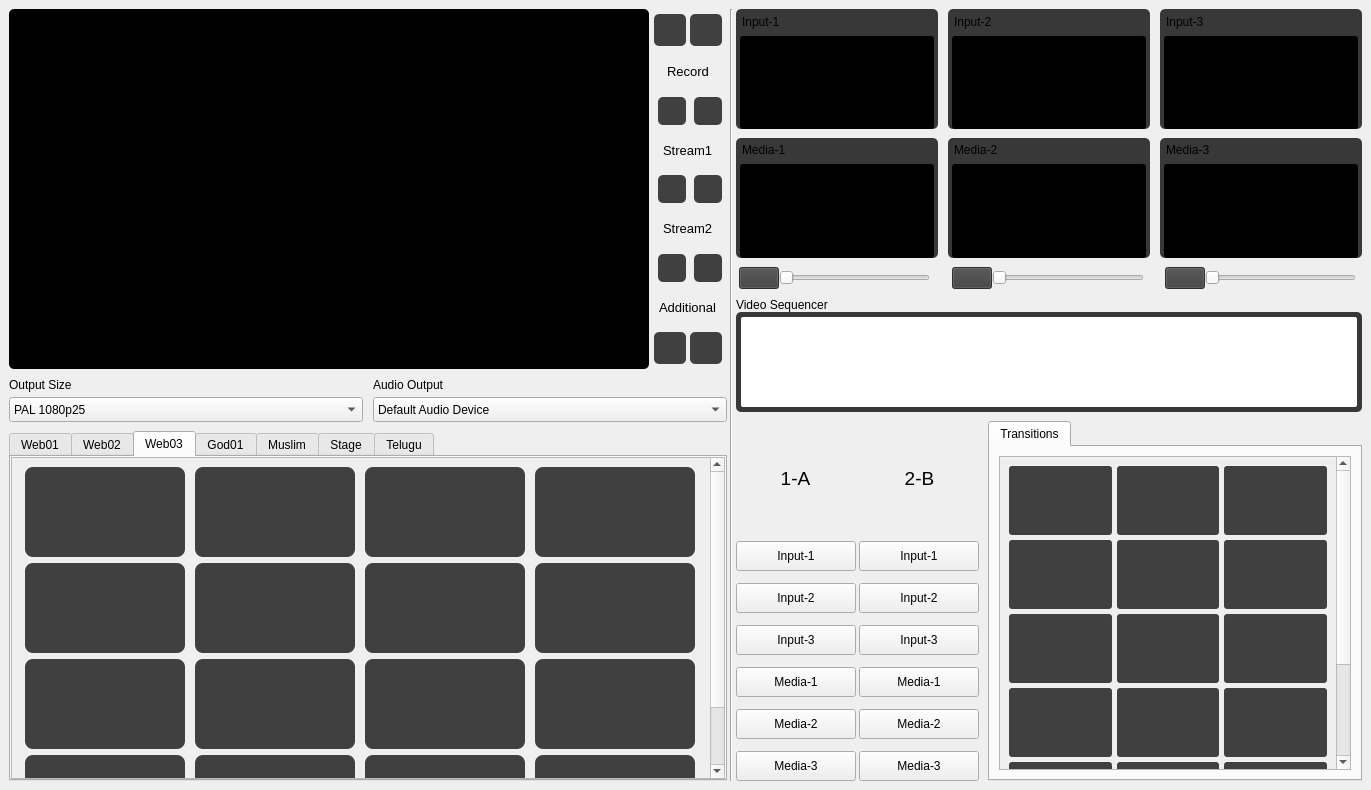
Before: the Qt Designer form All Integrated 3/mainwindow.ui in Rohith-Pavan/Airlive, drawn with Qt 5.
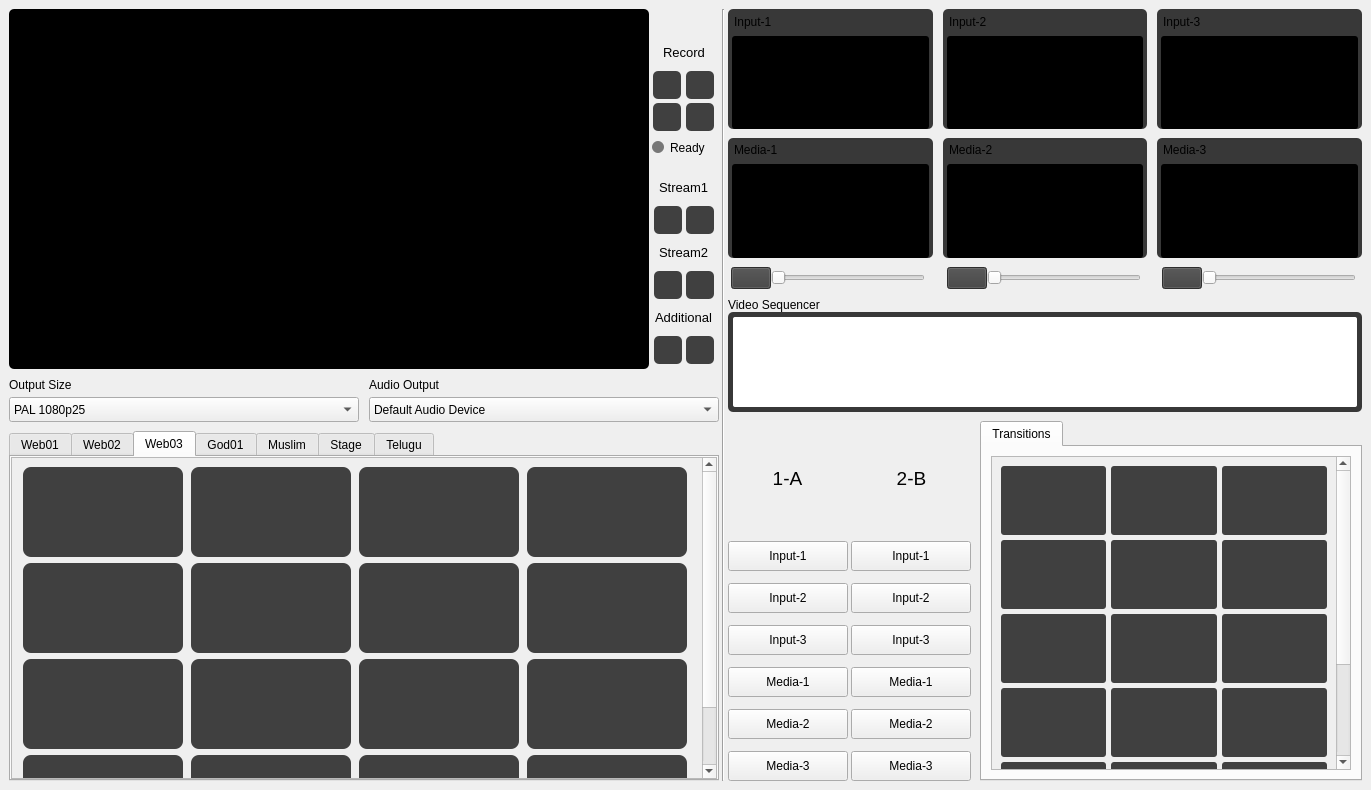
After: the same form once the commit is applied. Icons and pictures are not drawn.

Commit message: feat: Standardize button sizes and add capture icon

Patch:
```diff
--- a/All Integrated 3/mainwindow.ui
+++ b/All Integrated 3/mainwindow.ui
@@ -118,80 +118,6 @@
               </property>
              </spacer>
             </item>
-            <item>
-             <widget class="QPushButton" name="settingsTopButton">
-              <property name="minimumSize">
-               <size>
-                <width>28</width>
-                <height>28</height>
-               </size>
-              </property>
-              <property name="maximumSize">
-               <size>
-                <width>32</width>
-                <height>32</height>
-               </size>
-              </property>
-              <property name="styleSheet">
-               <string notr="true">border-radius: 5px; background-color: #404040;</string>
-              </property>
-              <property name="text">
-               <string/>
-              </property>
-              <property name="icon">
-               <iconset resource="resources.qrc">
-                <normaloff>:/icons/Settings.png</normaloff>:/icons/Settings.png</iconset>
-              </property>
-              <property name="iconSize">
-               <size>
-                <width>24</width>
-                <height>24</height>
-               </size>
-              </property>
-              <property name="flat">
-               <bool>true</bool>
-              </property>
-             </widget>
-            </item>
-            <item>
-             <widget class="QPushButton" name="audioTopButton">
-              <property name="minimumSize">
-               <size>
-                <width>28</width>
-                <height>28</height>
-               </size>
-              </property>
-              <property name="maximumSize">
-               <size>
-                <width>32</width>
-                <height>32</height>
-               </size>
-              </property>
-              <property name="styleSheet">
-               <string notr="true">border-radius: 5px; background-color: #404040;</string>
-              </property>
-              <property name="text">
-               <string/>
-              </property>
-              <property name="icon">
-               <iconset resource="resources.qrc">
-                <normaloff>:/icons/Volume.png</normaloff>
-                <normalon>:/icons/Mute.png</normalon>:/icons/Volume.png</iconset>
-              </property>
-              <property name="iconSize">
-               <size>
-                <width>24</width>
-                <height>24</height>
-               </size>
-              </property>
-              <property name="checkable">
-               <bool>true</bool>
-              </property>
-              <property name="flat">
-               <bool>true</bool>
-              </property>
-             </widget>
-            </item>
             <item>
              <spacer name="horizontalSpacer_9">
               <property name="orientation">
@@ -223,40 +149,50 @@
            </widget>
           </item>
           <item>
-           <layout class="QHBoxLayout" name="horizontalLayout_recordButtons">
+           <layout class="QGridLayout" name="gridLayout_recordButtons">
             <property name="spacing">
              <number>4</number>
             </property>
-            <property name="leftMargin">
-             <number>0</number>
-            </property>
-            <property name="topMargin">
-             <number>0</number>
-            </property>
-            <property name="rightMargin">
-             <number>0</number>
-            </property>
-            <property name="bottomMargin">
-             <number>0</number>
-            </property>
-            <item>
-             <spacer name="horizontalSpacer_12">
-              <property name="orientation">
-               <enum>Qt::Orientation::Horizontal</enum>
+            <item row="0" column="0">
+             <widget class="QToolButton" name="settingsRecordButton">
+              <property name="minimumSize">
+               <size>
+                <width>28</width>
+                <height>28</height>
+               </size>
               </property>
-              <property name="sizeType">
-               <enum>QSizePolicy::Policy::Preferred</enum>
+              <property name="maximumSize">
+               <size>
+                <width>28</width>
+                <height>28</height>
+               </size>
               </property>
-              <property name="sizeHint" stdset="0">
+              <property name="styleSheet">
+               <string notr="true">border-radius: 5px; background-color: #404040;</string>
+              </property>
+              <property name="text">
+               <string/>
+              </property>
+              <property name="icon">
+               <iconset resource="resources.qrc">
+                <normaloff>:/icons/Settings.png</normaloff>:/icons/Settings.png</iconset>
+              </property>
+              <property name="iconSize">
                <size>
-                <width>2</width>
-                <height>20</height>
+                <width>24</width>
+                <height>24</height>
                </size>
               </property>
-             </spacer>
+              <property name="autoRaise">
+               <bool>true</bool>
+              </property>
+              <property name="toolTip">
+               <string>Recording settings</string>
+              </property>
+             </widget>
             </item>
-            <item alignment="Qt::AlignmentFlag::AlignHCenter">
-             <widget class="QPushButton" name="recordRedCircle">
+            <item row="0" column="1">
+             <widget class="QToolButton" name="recordRedCircle">
               <property name="minimumSize">
                <size>
                 <width>28</width>
@@ -289,13 +225,13 @@
               <property name="checkable">
                <bool>true</bool>
               </property>
-              <property name="flat">
+              <property name="autoRaise">
                <bool>true</bool>
               </property>
              </widget>
             </item>
-            <item>
-             <widget class="QPushButton" name="playButton">
+            <item row="1" column="0">
+             <widget class="QToolButton" name="playButton">
               <property name="minimumSize">
                <size>
                 <width>28</width>
@@ -321,33 +257,100 @@
               </property>
               <property name="iconSize">
                <size>
-                <width>21</width>
-                <height>21</height>
+                <width>24</width>
+                <height>24</height>
                </size>
               </property>
               <property name="checkable">
                <bool>true</bool>
               </property>
-              <property name="flat">
+              <property name="autoRaise">
                <bool>true</bool>
               </property>
              </widget>
             </item>
-            <item>
-             <spacer name="horizontalSpacer_11">
-              <property name="orientation">
-               <enum>Qt::Orientation::Horizontal</enum>
+            <item row="1" column="1">
+             <widget class="QToolButton" name="captureButton">
+              <property name="minimumSize">
+               <size>
+                <width>28</width>
+                <height>28</height>
+               </size>
               </property>
-              <property name="sizeType">
-               <enum>QSizePolicy::Policy::Preferred</enum>
+              <property name="maximumSize">
+               <size>
+                <width>28</width>
+                <height>28</height>
+               </size>
               </property>
-              <property name="sizeHint" stdset="0">
+              <property name="styleSheet">
+               <string notr="true">border-radius: 5px; background-color: #404040;</string>
+              </property>
+              <property name="text">
+               <string/>
+              </property>
+              <property name="icon">
+               <iconset resource="resources.qrc">
+                <normaloff>:/icons/capture.png</normaloff>:/icons/capture.png</iconset>
+              </property>
+              <property name="iconSize">
                <size>
-                <width>2</width>
-                <height>20</height>
+                <width>24</width>
+                <height>24</height>
                </size>
               </property>
-             </spacer>
+              <property name="autoRaise">
+               <bool>true</bool>
+              </property>
+              <property name="toolTip">
+               <string>Capture a screenshot of the preview</string>
+              </property>
+             </widget>
+            </item>
+           </layout>
+          </item>
+          <item>
+           <layout class="QHBoxLayout" name="horizontalLayout_recordStatus">
+            <property name="spacing">
+             <number>6</number>
+            </property>
+            <property name="leftMargin">
+             <number>0</number>
+            </property>
+            <property name="topMargin">
+             <number>4</number>
+            </property>
+            <property name="rightMargin">
+             <number>0</number>
+            </property>
+            <property name="bottomMargin">
+             <number>8</number>
+            </property>
+            <item>
+             <widget class="QLabel" name="recordStatusIcon">
+              <property name="minimumSize">
+               <size>
+                <width>12</width>
+                <height>12</height>
+               </size>
+              </property>
+              <property name="maximumSize">
+               <size>
+                <width>12</width>
+                <height>12</height>
+               </size>
+              </property>
+              <property name="styleSheet">
+               <string notr="true">background-color: #777777; border-radius: 6px;</string>
+              </property>
+             </widget>
+            </item>
+            <item>
+             <widget class="QLabel" name="recordStatusText">
+              <property name="text">
+               <string>Ready</string>
+              </property>
+             </widget>
             </item>
            </layout>
           </item>
@@ -671,7 +674,7 @@
              </spacer>
             </item>
             <item>
-             <widget class="QPushButton" name="bottomButton1">
+             <widget class="QPushButton" name="audioTopButton">
               <property name="minimumSize">
                <size>
                 <width>28</width>
@@ -680,8 +683,8 @@
               </property>
               <property name="maximumSize">
                <size>
-                <width>32</width>
-                <height>32</height>
+                <width>28</width>
+                <height>28</height>
                </size>
               </property>
               <property name="styleSheet">
@@ -690,6 +693,20 @@
               <property name="text">
                <string/>
               </property>
+              <property name="icon">
+               <iconset resource="resources.qrc">
+                <normaloff>:/icons/Volume.png</normaloff>
+                <normalon>:/icons/Mute.png</normalon>:/icons/Volume.png</iconset>
+              </property>
+              <property name="iconSize">
+               <size>
+                <width>24</width>
+                <height>24</height>
+               </size>
+              </property>
+              <property name="checkable">
+               <bool>true</bool>
+              </property>
               <property name="flat">
                <bool>true</bool>
               </property>
@@ -705,8 +722,8 @@
               </property>
               <property name="maximumSize">
                <size>
-                <width>32</width>
-                <height>32</height>
+                <width>28</width>
+                <height>28</height>
                </size>
               </property>
               <property name="styleSheet">
```
Left out of the diff: 9 changed lines with no effect on the pictures. The commit also changes 3 other files.
